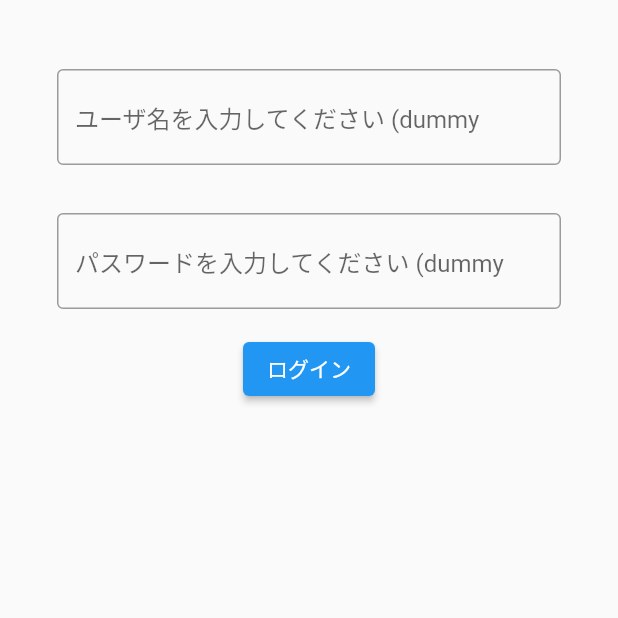
After one commit to ruyahman/FlutterSandbox, a Flutter app: the AuthPage screen opened directly, on a phone screen of 412 x 824 dp, the top half of it. The commit adds this screen. Run offline on Flutter 3.47's test engine with Material 2 defaults, Android fonts, the phone set to English and light mode, and no system bars; our stand-ins replace shared_preferences; accounts and stored records are empty; network calls fail; statements that could not run were skipped.

Commit message:
ログイン機能らしきものを作ってみる

```diff
--- a/lib/main.dart
+++ b/lib/main.dart
@@ -1,5 +1,6 @@
 import 'package:flutter/material.dart';
 
-import 'view/album_view.dart';
+//import 'view/album_view.dart';
+import "view/login_view.dart";
 
 void main() => runApp(const MyApp());
--- /dev/null
+++ b/lib/view/auth_view.dart
@@ -0,0 +1,57 @@
+import 'package:flutter/material.dart';
+
+import '../view/album_view.dart';
+
+class AuthPage extends StatefulWidget {
+  const AuthPage({Key? key}) : super(key: key);
+
+  @override
+  State<AuthPage> createState() => _AuthPageState();
+}
+
+class _AuthPageState extends State<AuthPage> {
+  @override
+  Widget build(BuildContext context) {
+    return Scaffold(
+      body: Center(
+        child: Container(
+          padding: const EdgeInsets.all(30.0),
+          child: Column(
+            crossAxisAlignment: CrossAxisAlignment.start,
+            children: <Widget>[
+              Padding(
+                padding: const EdgeInsets.symmetric(horizontal: 8, vertical: 16),
+                child: TextField(
+                  decoration: InputDecoration(
+                    border: OutlineInputBorder(),
+                    hintText: 'ユーザ名を入力してください (dummy'
+                  ),
+                )
+              ),
+              Padding(
+                padding: const EdgeInsets.symmetric(horizontal: 8, vertical: 16),
+                child: TextField(
+                  decoration: InputDecoration(
+                    border: OutlineInputBorder(),
+                    hintText: 'パスワードを入力してください (dummy'
+                  ),
+                )
+              ),
+              Center(
+                child: ElevatedButton(
+                  onPressed: () {
+
+                    Navigator.push(context, MaterialPageRoute(
+                      builder: (context) => MockApp()
+                    ));
+                  },
+                  child: Text('ログイン')
+                ),
+              ),
+            ],
+          ),
+        ),
+      ),
+    );
+  }
+}
```
Also changed, not shown: lib/model/user_model.dart (added, +13 -0 lines), lib/util/shared_preferences_util.dart (added, +40 -0 lines), lib/view/album_view.dart (+6 -15 lines), lib/view/login_view.dart (added, +63 -0 lines), lib/view_model/login_vm.dart (added, +30 -0 lines), 7 other files.
